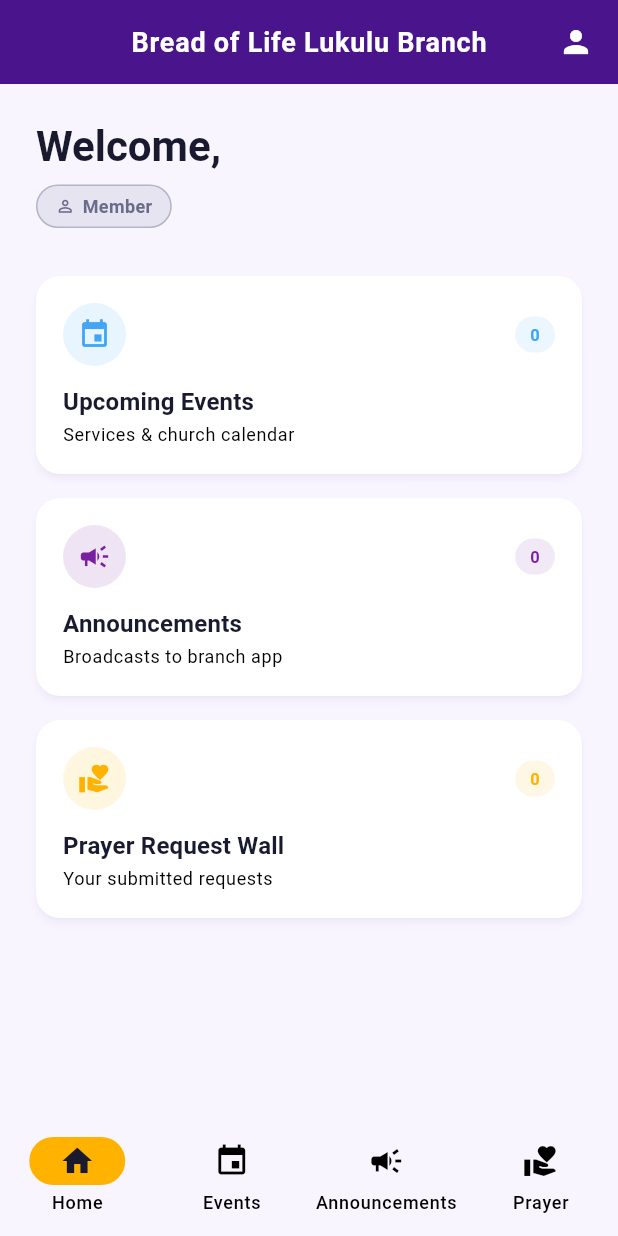
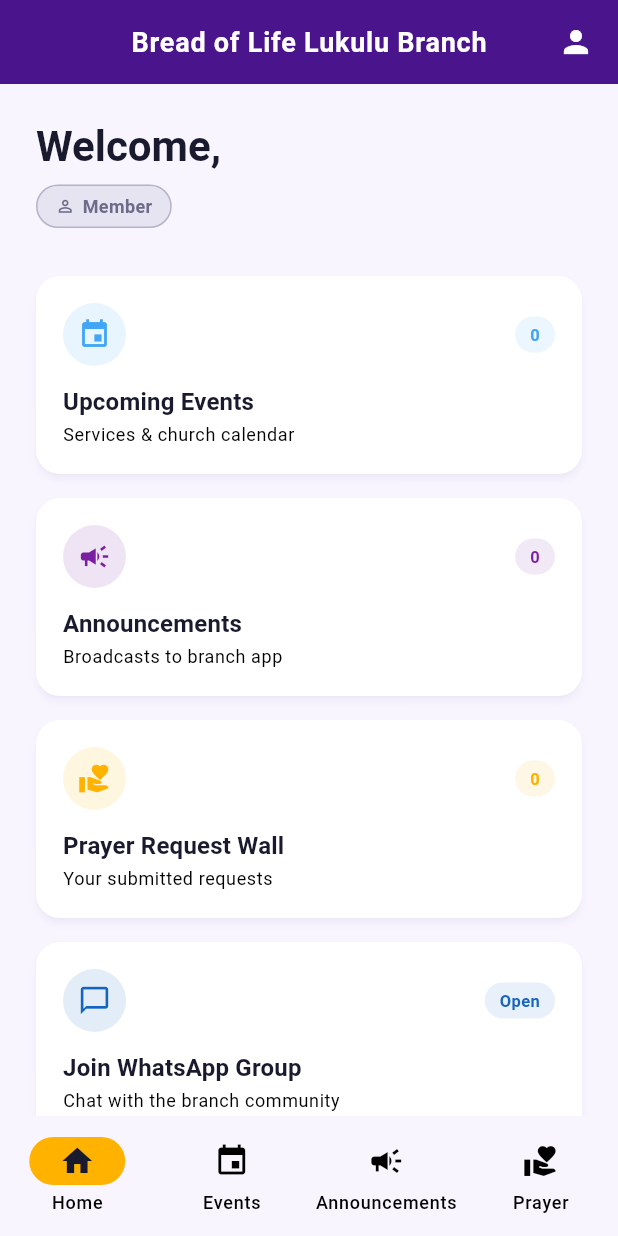
Before and after one commit to kasondebbuku-spec/Lukulu-Bread-of-Life-Church, a Flutter app: the screen it shows once a user with an empty profile is signed in, on a phone screen of 412 x 824 dp. Run offline on Flutter 3.47's test engine with Material 3 defaults, Android fonts, the phone set to English and light mode, and no system bars; our stand-ins replace cloud_firestore, firebase_auth, firebase_core, flutter_riverpod; accounts and stored records are empty.

Commit message:
Add "Join WhatsApp Group" dashboard card
url_launcher was already a dependency for this ("Added for WhatsApp,
Facebook, maps links") but never used. Adds a dashboard card, visible
to every role, that opens the branch's WhatsApp group link in a new
tab/external app.

Co-Authored-By: Claude Sonnet 5 <noreply@anthropic.com>

```diff
--- /dev/null
+++ b/lib/core/constants/social_links.dart
@@ -0,0 +1,6 @@
+/// Community links shown around the app. Kept in one place so they're easy
+/// to update without hunting through screens.
+class SocialLinks {
+  static const String whatsAppGroup =
+      'https://chat.whatsapp.com/I4a7XrkCV6s0zZ1yjznKPV?s=cl&p=a&ilr=1';
+}
--- a/lib/features/dashboard/dashboard_screen.dart
+++ b/lib/features/dashboard/dashboard_screen.dart
@@ -1,6 +1,8 @@
 import 'package:flutter/material.dart';
 import 'package:flutter_riverpod/flutter_riverpod.dart';
+import 'package:url_launcher/url_launcher.dart';
 
+import '../../core/constants/social_links.dart';
 import '../../core/providers/firebase_providers.dart';
 import '../../core/providers/user_role_provider.dart';
 import '../../core/theme/app_theme.dart';
@@ -172,7 +174,30 @@ class DashboardScreen extends ConsumerWidget {
       onTap: () => openScreen(const PrayerScreen()),
     ));
 
+    cards.add(_DashboardCard(
+      title: 'Join WhatsApp Group',
+      subtitle: 'Chat with the branch community',
+      count: 'Open',
+      icon: Icons.chat_bubble_outline,
+      accentColor: AppColors.blue,
+      onTap: () => _openWhatsAppGroup(context),
+    ));
+
     return cards;
+  }
+
+  Future<void> _openWhatsAppGroup(BuildContext context) async {
+    final uri = Uri.parse(SocialLinks.whatsAppGroup);
+    final launched = await launchUrl(
+      uri,
+      mode: LaunchMode.externalApplication,
+      webOnlyWindowName: '_blank',
+    );
+    if (!launched && context.mounted) {
+      ScaffoldMessenger.of(context).showSnackBar(
+        const SnackBar(content: Text('Could not open WhatsApp. Is it installed?')),
+      );
+    }
   }
 }
 
```
